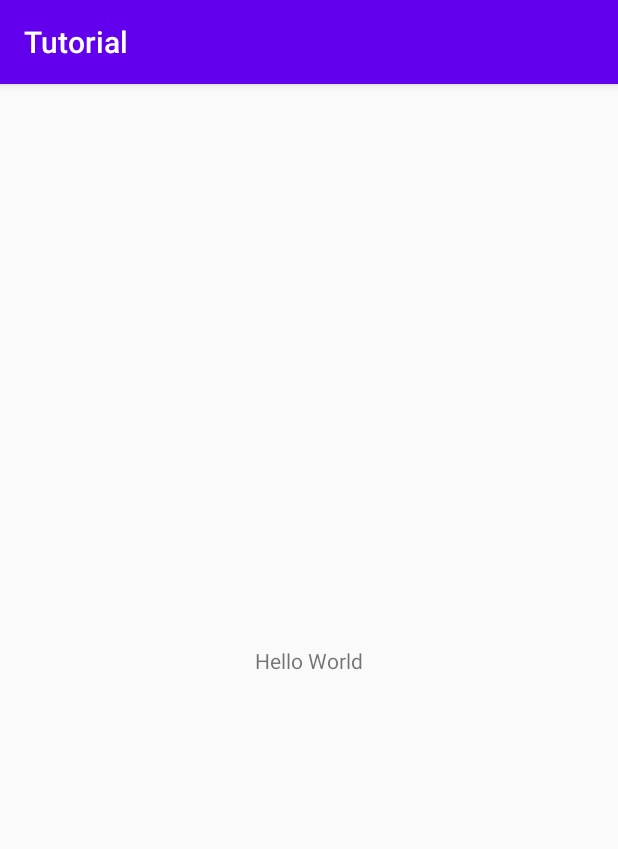
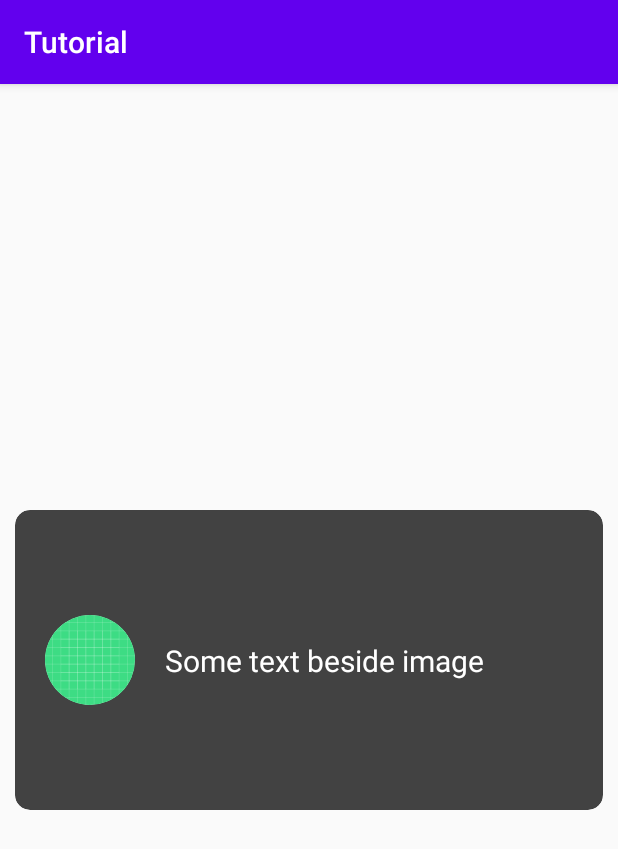
Before and after one commit to knowindeep-int/AndroidTutorials, an Android app: the screen it shows after launch (MainActivity), on a phone screen of 412 x 824 dp. Shown: the top 849 px of the screen. Run offline under Robolectric (Android 15) with nearby library versions, the phone set to English and light mode, and no system bars.

Commit message:
added card view added

```diff
--- a/app/build.gradle
+++ b/app/build.gradle
@@ -31,6 +31,7 @@ dependencies {
     implementation 'androidx.appcompat:appcompat:1.2.0'
     implementation 'androidx.constraintlayout:constraintlayout:1.1.3'
     implementation 'androidx.recyclerview:recyclerview:1.1.0'
+    implementation 'androidx.cardview:cardview:1.0.0'
     testImplementation 'junit:junit:4.12'
     androidTestImplementation 'androidx.test.ext:junit:1.1.1'
     androidTestImplementation 'androidx.test.espresso:espresso-core:3.2.0'
--- a/app/src/main/java/com/example/tutorial/MainActivity.kt
+++ b/app/src/main/java/com/example/tutorial/MainActivity.kt
@@ -1,7 +1,9 @@
 package com.example.tutorial
 
 import android.os.Bundle
+import android.util.Log
 import androidx.appcompat.app.AppCompatActivity
+import kotlinx.android.synthetic.main.activity_main.*
 
 
 class MainActivity : AppCompatActivity() {
--- a/app/src/main/res/layout/activity_main.xml
+++ b/app/src/main/res/layout/activity_main.xml
@@ -6,15 +6,55 @@
     android:layout_height="match_parent"
     tools:context=".MainActivity">
 
-    <TextView
-        android:layout_width="wrap_content"
-        android:layout_height="wrap_content"
-        android:text="Hello World"
-        android:id="@+id/textView"
+    <androidx.cardview.widget.CardView
+        android:id="@+id/cardView"
+        android:layout_width="match_parent"
+        android:layout_height="200dp"
+        android:layout_marginStart="10dp"
+        android:layout_marginEnd="10dp"
+        app:cardBackgroundColor="@color/cardview_dark_background"
+        app:cardCornerRadius="10dp"
+        app:cardElevation="0dp"
         app:layout_constraintBottom_toBottomOf="parent"
-        app:layout_constraintLeft_toLeftOf="parent"
-        app:layout_constraintRight_toRightOf="parent"
-        app:layout_constraintTop_toTopOf="parent" />
+        app:layout_constraintEnd_toEndOf="parent"
+        app:layout_constraintStart_toStartOf="parent"
+        app:layout_constraintTop_toTopOf="parent">
+
+        <androidx.constraintlayout.widget.ConstraintLayout
+            android:layout_width="match_parent"
+            android:layout_height="match_parent">
+            <androidx.cardview.widget.CardView
+                android:id="@+id/imageCardView"
+                android:layout_width="60dp"
+                android:layout_height="60dp"
+                android:layout_marginStart="20dp"
+                app:cardCornerRadius="30dp"
+                app:cardElevation="0dp"
+                app:layout_constraintBottom_toBottomOf="parent"
+                app:layout_constraintStart_toStartOf="parent"
+                app:layout_constraintTop_toTopOf="parent">
+
+                <ImageView
+                    android:layout_width="match_parent"
+                    android:layout_height="match_parent"
+                    android:src="@drawable/ic_launcher_background" />
+            </androidx.cardview.widget.CardView>
+
+            <TextView
+                android:layout_width="wrap_content"
+                android:layout_height="wrap_content"
+                android:layout_marginStart="20dp"
+                android:text="Some text beside image"
+                android:textColor="#fff"
+                android:textSize="20sp"
+                app:layout_constraintBottom_toBottomOf="parent"
+                app:layout_constraintStart_toEndOf="@id/imageCardView"
+                app:layout_constraintTop_toTopOf="parent" />
+
+
+        </androidx.constraintlayout.widget.ConstraintLayout>
+
+    </androidx.cardview.widget.CardView>
 
 
 </androidx.constraintlayout.widget.ConstraintLayout>
```
